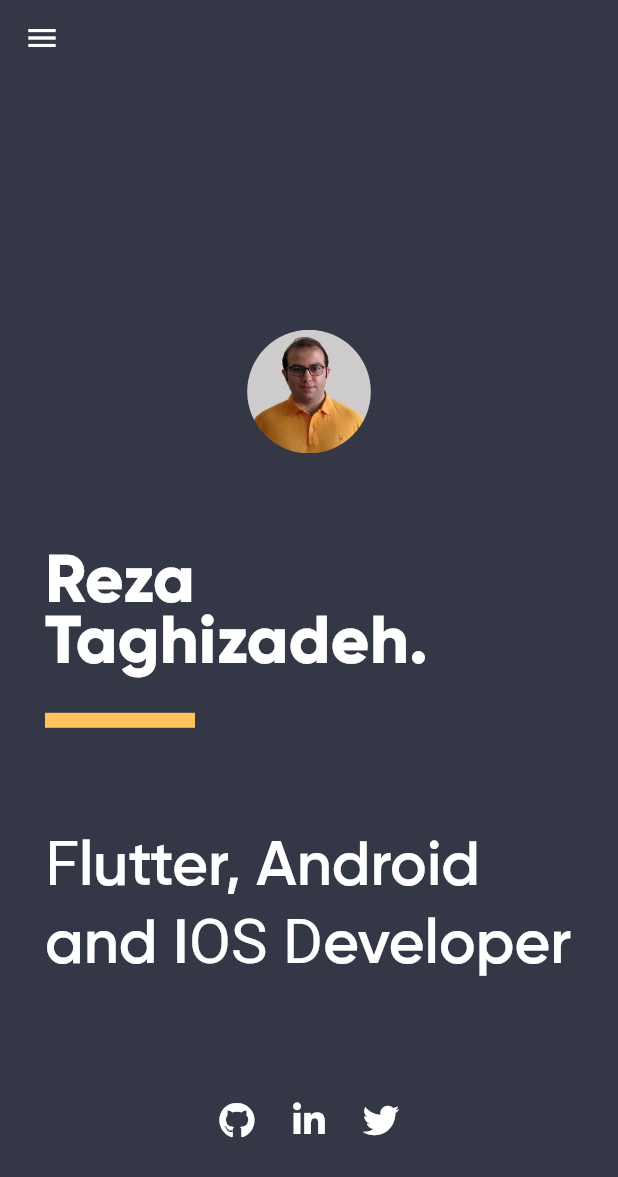
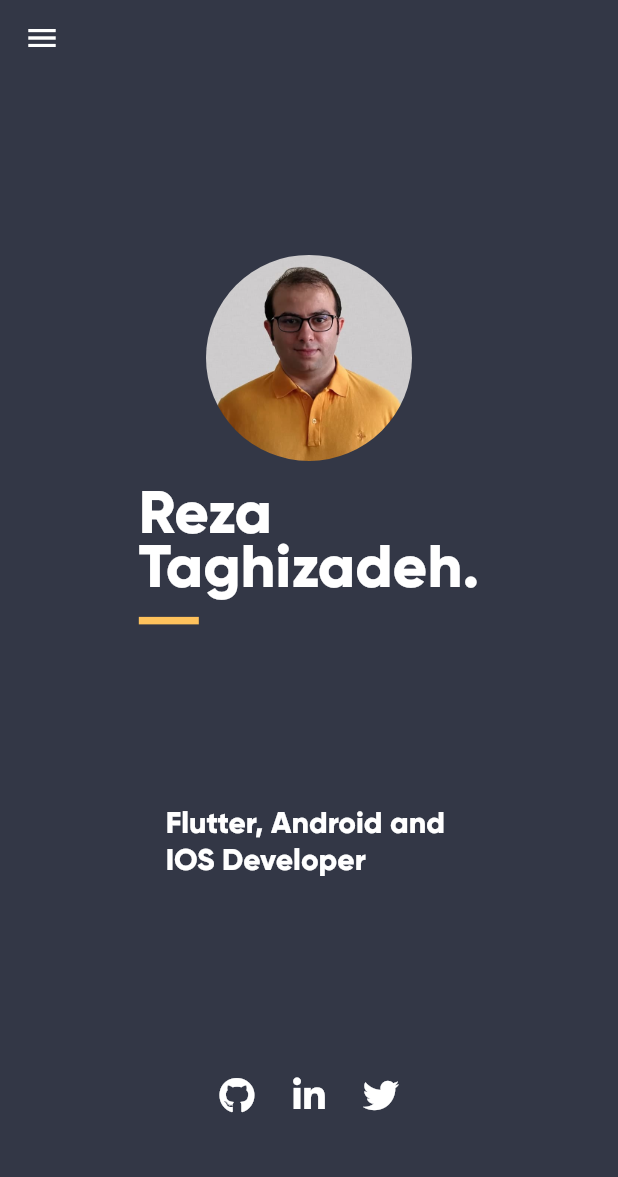
Before and after one commit to alirezat66/flutterPortfoilioWeb, a Flutter app: the screen it shows after launch, on a phone screen of 412 x 824 dp. Shown: the top 1177 px of the screen. Run offline on Flutter 3.47's test engine with Material 2 defaults, Android fonts, the phone set to English and light mode, and no system bars; drawn by our look-alikes of auto_size_text; our stand-ins replace font_awesome_flutter.

Commit message:
responsible finished in first and second page

```diff
--- a/lib/page/home_page.dart
+++ b/lib/page/home_page.dart
@@ -15,6 +15,11 @@ class HomePage extends StatefulWidget {
 
 class _HomePageState extends State<HomePage> {
   MenuList _menuList = MenuList();
+  @override
+  void initState() {
+    // TODO: implement initState
+    super.initState();
+  }
 
   @override
   Widget build(BuildContext context) {
@@ -85,9 +90,12 @@ class _HomePageState extends State<HomePage> {
   }
 
   Widget buildHomePage(Size size, BuildContext context) {
+    print(size);
     return Container(
         width: size.width,
-        height: size.height,
+        constraints: BoxConstraints(
+          minHeight: size.height,
+        ),
         color: Theme.of(context).primaryColor,
         child: Stack(
           alignment: Alignment.bottomCenter,
@@ -98,61 +106,41 @@ class _HomePageState extends State<HomePage> {
                 child: Image.asset('images/my_image.png')),
             Container(
               width: size.width,
-              height: size.height,
               child: Row(
                 children: [
-                  Container(
-                      width: ResponsiveController.getScreenSize(size) ==
-                              ScreenSize.large
-                          ? size.width * 3 / 5
-                          : ResponsiveController.getScreenSize(size) ==
-                                  ScreenSize.medium
-                              ? size.width / 2
-                              : size.width,
-                      height: size.height * 3 / 4,
+                  Visibility(
+                    visible: ResponsiveController.getScreenSize(size) ==
+                        ScreenSize.small,
+                    child: Container(
+                        width: size.width,
+                        constraints: BoxConstraints(
+                          minHeight: size.height,
+                        ),
                         child: Padding(
-                          padding: ResponsiveController.getScreenSize(size) ==
-                                  ScreenSize.small
-                              ? const EdgeInsets.only(left: 30, right: 30)
-                              : const EdgeInsets.only(left: 65, right: 65),
+                            padding: EdgeInsets.only(
+                                left: size.width / 25, right: size.width / 25),
                             child: Column(
-                            mainAxisAlignment: MainAxisAlignment.spaceBetween,
+                              mainAxisAlignment: MainAxisAlignment.spaceEvenly,
                               crossAxisAlignment: CrossAxisAlignment.center,
                               children: [
-                              Visibility(
-                                visible:
-                                    ResponsiveController.getScreenSize(size) !=
-                                        ScreenSize.small,
-                                child: SizedBox(
-                                  height: 80,
-                                ),
-                              ),
-                              Visibility(
-                                visible:
-                                    ResponsiveController.getScreenSize(size) ==
-                                        ScreenSize.small,
-                                child: ClipRRect(
-                                    borderRadius:
-                                        BorderRadius.circular(size.width / 10),
+                                Column(
+                                  children: [
+                                    ClipRRect(
+                                        borderRadius: BorderRadius.circular(
+                                            size.width / 3),
                                         child: Image.asset(
                                           'images/mobile_photo.jpg',
-                                      width: size.width / 5,
-                                      height: size.width / 5,
+                                          width: size.width / 3,
+                                          height: size.width / 3,
                                           fit: BoxFit.fitHeight,
                                         )),
+                                    SizedBox(
+                                      height: 20,
                                     ),
                                     Container(
-                                width:
-                                    ResponsiveController.getScreenSize(size) ==
-                                            ScreenSize.large
-                                        ? size.width * 3 / 5
-                                        : ResponsiveController.getScreenSize(
-                                                    size) ==
-                                                ScreenSize.medium
-                                            ? size.width / 2
-                                            : size.width,
                                       child: Column(
-                                  crossAxisAlignment: CrossAxisAlignment.start,
+                                        crossAxisAlignment:
+                                            CrossAxisAlignment.start,
                                         children: [
                                           AutoSizeText(
                                             ConstString.fullName,
@@ -162,37 +150,26 @@ class _HomePageState extends State<HomePage> {
                                                 .bodyText1
                                                 .copyWith(
                                                   fontWeight: FontWeight.w800,
-                                            fontSize: ResponsiveController
-                                                        .getScreenSize(size) ==
-                                                    ScreenSize.small
-                                                ? 45
-                                                : 87,
+                                                  fontSize: 40,
                                                   height: 0.9,
                                                 ),
                                           ),
                                           SizedBox(
-                                      height: 24,
+                                            height: 12,
                                           ),
                                           Container(
-                                        width: 100,
-                                        height: 10,
-                                        color: Theme.of(context).accentColor),
+                                              width: 40,
+                                              height: 5,
+                                              color: Theme.of(context)
+                                                  .accentColor),
                                         ],
                                       ),
                                     ),
-                              Visibility(
-                                visible:
-                                    ResponsiveController.getScreenSize(size) ==
-                                        ScreenSize.small,
-                                child: TitleText(text: ConstString.jobTitle),
+                                  ],
                                 ),
+                                SmallTitleText(text: ConstString.jobTitleSmall),
                                 Row(
-                                  mainAxisAlignment:
-                                      ResponsiveController.getScreenSize(
-                                                  size) ==
-                                              ScreenSize.small
-                                          ? MainAxisAlignment.center
-                                          : MainAxisAlignment.start,
+                                    mainAxisAlignment: MainAxisAlignment.center,
                                     children: [
                                       IconButton(
                                         onPressed: () {},
@@ -218,6 +195,93 @@ class _HomePageState extends State<HomePage> {
                                     ])
                               ],
                             ))),
+                  ),
+                  Visibility(
+                    visible: ResponsiveController.getScreenSize(size) !=
+                        ScreenSize.small,
+                    child: Container(
+                        width: ResponsiveController.getScreenSize(size) ==
+                                ScreenSize.large
+                            ? size.width * 3 / 5
+                            : size.width / 2,
+                        constraints: BoxConstraints(
+                          minHeight: size.height * 3 / 4,
+                        ),
+                        child: Padding(
+                            padding: EdgeInsets.only(
+                                left: size.width / 25, right: size.width / 25),
+                            child: Column(
+                              mainAxisAlignment: MainAxisAlignment.spaceBetween,
+                              crossAxisAlignment: CrossAxisAlignment.center,
+                              children: [
+                                SizedBox(
+                                  height: 80,
+                                ),
+                                Container(
+                                  width: ResponsiveController.getScreenSize(
+                                              size) ==
+                                          ScreenSize.large
+                                      ? size.width * 3 / 5
+                                      : size.width / 2,
+                                  child: Column(
+                                    crossAxisAlignment:
+                                        CrossAxisAlignment.start,
+                                    children: [
+                                      AutoSizeText(
+                                        ConstString.fullName,
+                                        maxLines: 2,
+                                        style: Theme.of(context)
+                                            .textTheme
+                                            .bodyText1
+                                            .copyWith(
+                                              fontWeight: FontWeight.w800,
+                                              fontSize: ResponsiveController
+                                                          .getScreenSize(
+                                                              size) ==
+                                                      ScreenSize.small
+                                                  ? 45
+                                                  : 87,
+                                              height: 0.9,
+                                            ),
+                                      ),
+                                      SizedBox(
+                                        height: 24,
+                                      ),
+                                      Container(
+                                          width: 100,
+                                          height: 10,
+                                          color: Theme.of(context).accentColor),
+                                    ],
+                                  ),
+                                ),
+                                Row(
+                                    mainAxisAlignment: MainAxisAlignment.start,
+                                    children: [
+                                      IconButton(
+                                        onPressed: () {},
+                                        icon: FaIcon(
+                                          FontAwesomeIcons.github,
+                                          color: Colors.white,
+                                        ),
+                                      ),
+                                      IconButton(
+                                        onPressed: () {},
+                                        icon: FaIcon(
+                                          FontAwesomeIcons.linkedinIn,
+                                          color: Colors.white,
+                                        ),
+                                      ),
+                                      IconButton(
+                                        onPressed: () {},
+                                        icon: FaIcon(
+                                          FontAwesomeIcons.twitter,
+                                          color: Colors.white,
+                                        ),
+                                      )
+                                    ])
+                              ],
+                            ))),
+                  ),
                   Visibility(
                     visible: ResponsiveController.getScreenSize(size) !=
                         ScreenSize.small,
@@ -226,9 +290,12 @@ class _HomePageState extends State<HomePage> {
                               ScreenSize.large
                           ? size.width * 2 / 5
                           : size.width / 2,
-                      height: size.height * 3 / 4,
+                      constraints: BoxConstraints(
+                        minHeight: size.height * 3 / 4,
+                      ),
                       child: Padding(
-                        padding: const EdgeInsets.only(left: 65, right: 65),
+                        padding: EdgeInsets.only(
+                            left: size.width / 25, right: size.width / 25),
                         child: Column(
                           mainAxisAlignment: MainAxisAlignment.spaceBetween,
                           crossAxisAlignment: CrossAxisAlignment.start,
@@ -314,6 +381,8 @@ class _HomePageState extends State<HomePage> {
   }
 
   Widget buildSkillContactPage(Size size, BuildContext context) {
+    bool isMedium =
+        ResponsiveController.getScreenSize(size) == ScreenSize.medium;
     return Container(
       width: size.width,
       color: Theme.of(context).primaryColorDark,
@@ -322,10 +391,13 @@ class _HomePageState extends State<HomePage> {
               children: [
                 Container(
                     width: size.width / 2,
-                    height: size.height,
+                    constraints: BoxConstraints(
+                      minHeight: size.height,
+                    ),
                     child: Padding(
-                      padding: const EdgeInsets.symmetric(
-                          horizontal: 150, vertical: 150),
+                      padding: EdgeInsets.symmetric(
+                          horizontal: size.width / 11,
+                          vertical: size.height / 6),
                       child: Column(
                           crossAxisAlignment: CrossAxisAlignment.start,
                           mainAxisAlignment: MainAxisAlignment.spaceEvenly,
@@ -341,7 +413,9 @@ class _HomePageState extends State<HomePage> {
                             ),
                             DescriptionText(
                                 text: ConstString.contactDescription),
-                            Column(
+                            Visibility(
+                              visible: !isMedium,
+                              child: Column(
                                 crossAxisAlignment: CrossAxisAlignment.start,
                                 children: [
                                   WebIconButton(
@@ -358,14 +432,37 @@ class _HomePageState extends State<HomePage> {
                                   )
                                 ],
                               ),
+                            ),
+                            Visibility(
+                              visible: isMedium,
+                              child: Column(
+                                crossAxisAlignment: CrossAxisAlignment.start,
+                                children: [
+                                  SmallWebIconButton(
+                                    text: 'Alirezataghizadeh66@gmail.com',
+                                    data: FontAwesomeIcons.envelope,
+                                  ),
+                                  SmallWebIconButton(
+                                    text: '+905366526420',
+                                    data: FontAwesomeIcons.whatsapp,
+                                  ),
+                                  SmallWebIconButton(
+                                    text: 'alirezat_66',
+                                    data: FontAwesomeIcons.telegram,
+                                  )
+                                ],
+                              ),
+                            ),
                           ]),
                     )),
                 Container(
                   width: size.width / 2,
-                  height: size.height,
+                  constraints: BoxConstraints(
+                    minHeight: size.height,
+                  ),
                   child: Padding(
-                    padding: const EdgeInsets.symmetric(
-                        horizontal: 150, vertical: 150),
+                    padding: EdgeInsets.symmetric(
+                        horizontal: size.width / 11, vertical: size.height / 6),
                     child: Column(
                       crossAxisAlignment: CrossAxisAlignment.start,
                       mainAxisAlignment: MainAxisAlignment.spaceEvenly,
@@ -616,7 +713,11 @@ class WebButton extends StatelessWidget {
       children: [
         TextButton(
           onPressed: () {},
-          child: Text(text, style: Theme.of(context).textTheme.button),
+          child: AutoSizeText(
+            text,
+            style: Theme.of(context).textTheme.button,
+            maxLines: 1,
+          ),
         ),
         IconButton(
             onPressed: () {},
@@ -659,6 +760,24 @@ class TitleText extends StatelessWidget {
   }
 }
 
+class SmallTitleText extends StatelessWidget {
+  final String text;
+  const SmallTitleText({
+    Key key,
+    this.text,
+  }) : super(key: key);
+
+  @override
+  Widget build(BuildContext context) {
+    return AutoSizeText(text,
+        maxLines: 2,
+        style: Theme.of(context).textTheme.bodyText1.copyWith(
+              fontSize: 20,
+              fontWeight: FontWeight.w600,
+            ));
+  }
+}
+
 class SubTitleText extends StatelessWidget {
   final String text;
   const SubTitleText({
--- a/lib/utils/const_string.dart
+++ b/lib/utils/const_string.dart
@@ -6,6 +6,7 @@ class ConstString {
   static String menuContact = 'Contact';
 
   static String jobTitle = 'Flutter, Android and IOS Developer';
+  static String jobTitleSmall = 'Flutter, Android and \nIOS Developer';
 
   static String description =
       'I am a mobile developer with robust problem-solving skills and proven experience in mobile developing in a test-driven environment with more than 11 years experiences.';
```
Lines whose indentation alone changed are shown as unchanged.
